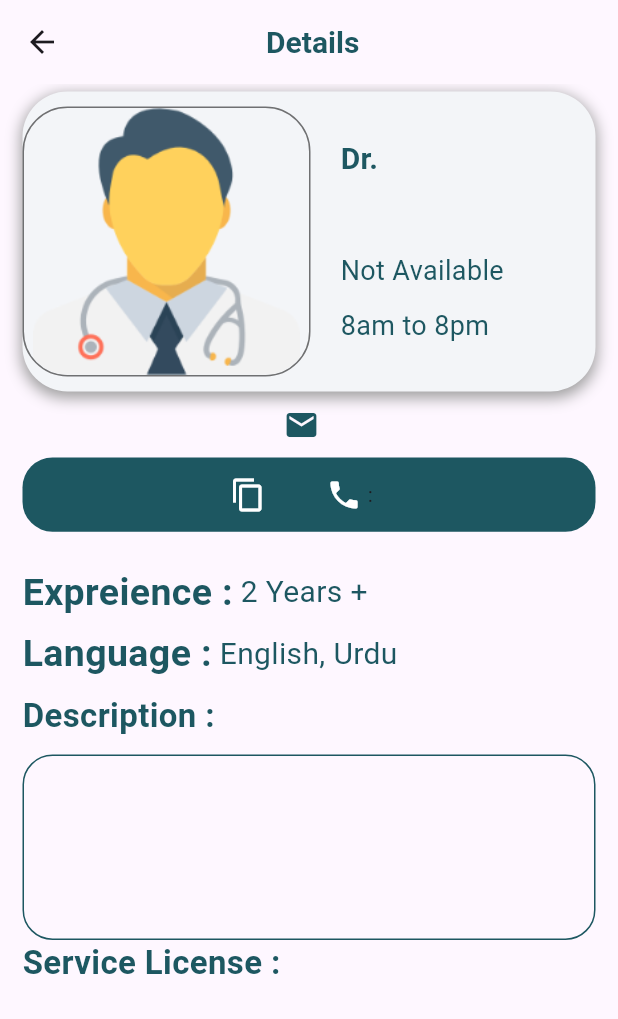
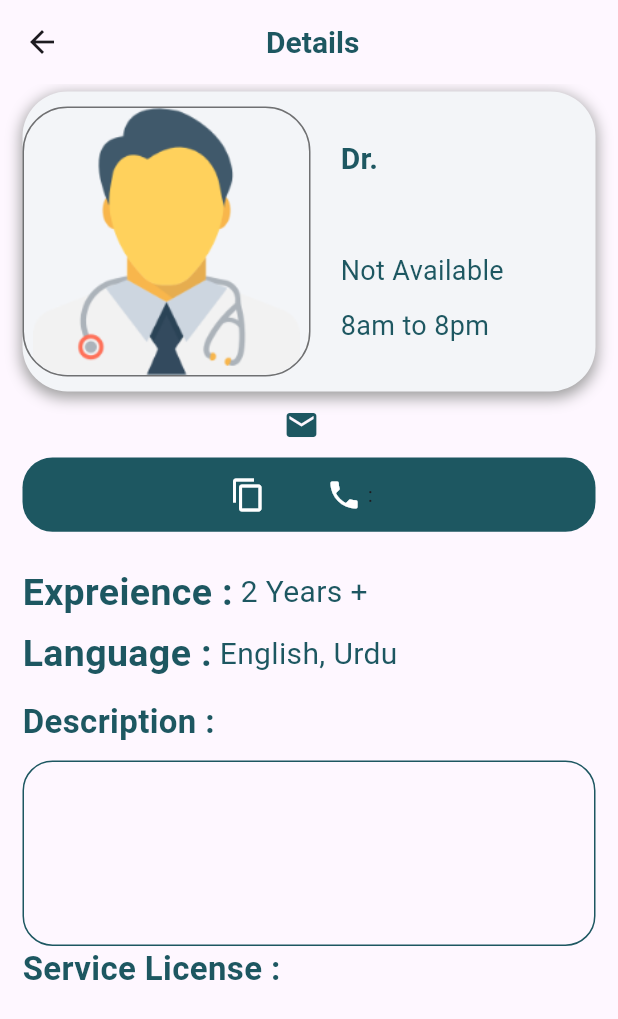
Before and after one commit to mianhusnain1/admin-fyp, a Flutter app: the DoctorDetails screen opened directly with empty values, on a phone screen of 412 x 824 dp. Shown: the top 1019 px of the screen. Run offline on Flutter 3.47's test engine with Material 3 defaults, Android fonts, the light colour scheme and no system bars; our stand-ins replace cloud_firestore, firebase_core; accounts and stored records are empty.

Commit message:
Doctor Profile

```diff
--- a/lib/screens/doctor_details.dart
+++ b/lib/screens/doctor_details.dart
@@ -215,7 +215,7 @@ class _DoctorDetailsState extends State<DoctorDetails> {
                   ),
                 ),
                 const SizedBox(
-                  height: 5,
+                  height: 9,
                 ),
                 Container(
                     height: MediaQuery.of(context).size.height * 0.05,
```
